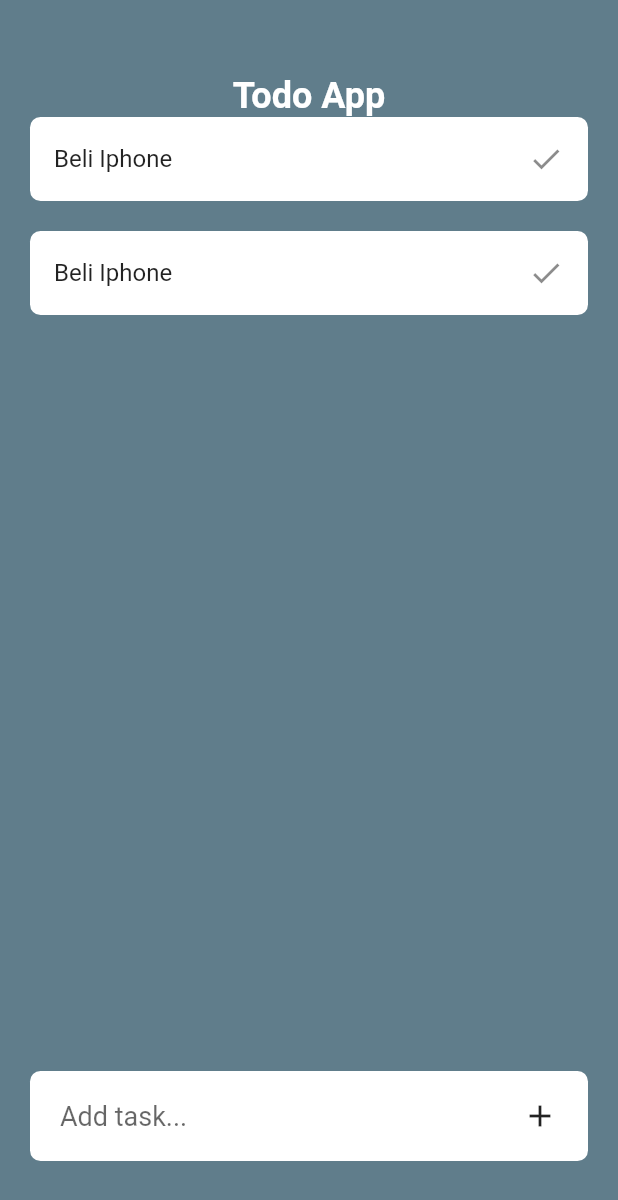
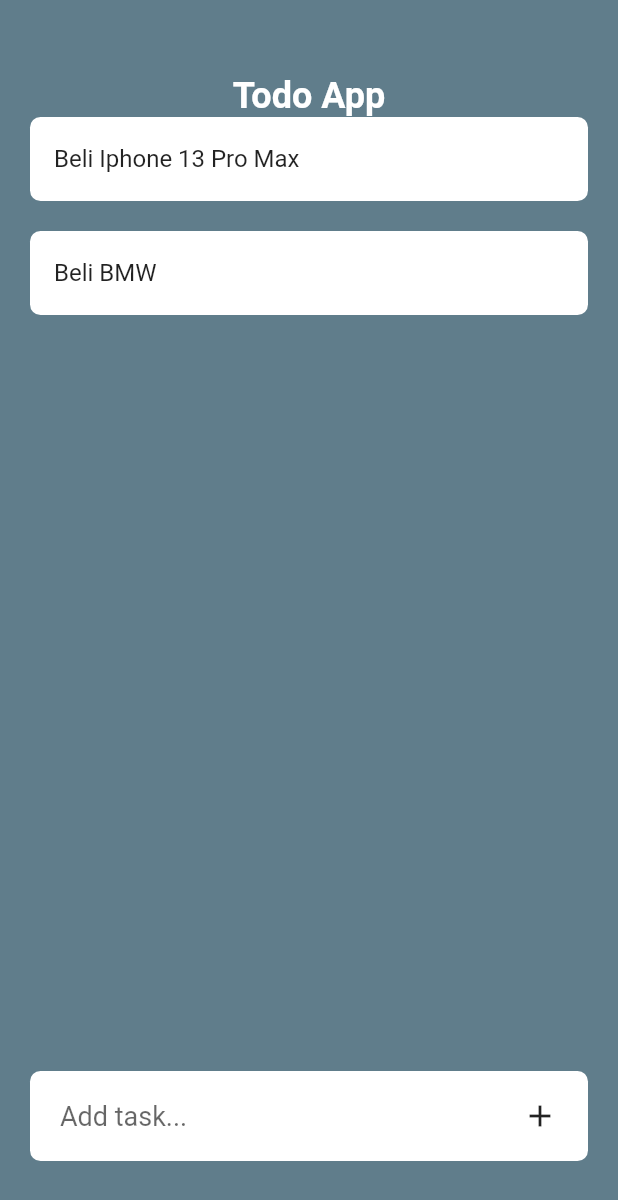
Before and after one commit to bayuhnm/flutter_todo_app, a Flutter app: the screen it shows after launch, on a phone screen of 412 x 824 dp. Shown: the top 1200 px of the screen. Run offline on Flutter 3.47's test engine with Material 2 defaults, Android fonts, the phone set to English and light mode, and no system bars.

Commit message:
Add checkbox when tapped a list

```diff
--- a/lib/main.dart
+++ b/lib/main.dart
@@ -1,3 +1,5 @@
+// ignore_for_file: prefer_const_constructors
+
 import 'package:flutter/material.dart';
 import 'package:flutter_todo_app/pages/home_page.dart';
 
--- a/lib/pages/home_page.dart
+++ b/lib/pages/home_page.dart
@@ -28,8 +28,12 @@ class Homepage extends StatelessWidget {
             Expanded(
               child: Column(
                 children: [
-                  TodoItem(),
-                  TodoItem()
+                  TodoItem(
+                    title: 'Beli Iphone 13 Pro Max',
+                  ),
+                  TodoItem(
+                    title: 'Beli BMW',
+                  )
                 ],
               ),
             ),
--- a/lib/widget/todo_item.dart
+++ b/lib/widget/todo_item.dart
@@ -2,12 +2,31 @@
 
 import 'package:flutter/material.dart';
 
-class TodoItem extends StatelessWidget {
-  const TodoItem({Key? key}) : super(key: key);
+class TodoItem extends StatefulWidget {
+
+  final String title;
+
+  TodoItem({
+    required this.title,
+  });
+
+  @override
+  State<TodoItem> createState() => _TodoItemState();
+}
+
+class _TodoItemState extends State<TodoItem> {
+
+  bool isDone = false;
 
   @override
   Widget build(BuildContext context) {
-    return Container(
+    return GestureDetector(
+      onTap: (){
+        setState(() {
+          isDone = !isDone;
+        });
+      },
+      child: Container(
         margin: EdgeInsets.only(
           bottom: 20
         ),
@@ -16,8 +35,9 @@ class TodoItem extends StatelessWidget {
           borderRadius: BorderRadius.circular(7),
         ),
         child: ListTile(
-        title: Text('Beli Iphone'),
-        trailing: Icon(Icons.check),
+          title: Text(widget.title),
+          trailing: isDone ? Icon(Icons.check,) : SizedBox(),
+        ),
       ),
     );
   }
```
Lines whose indentation alone changed are shown as unchanged.
